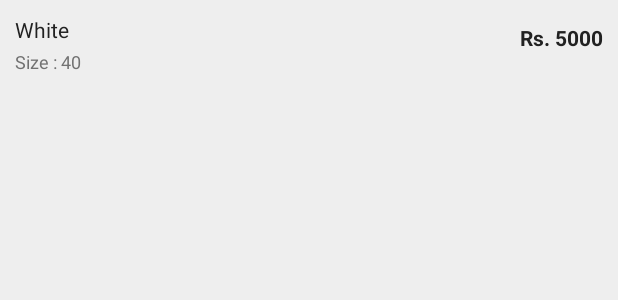
After one commit to johan--/Heady, an Android app: the layout item_product_variant.xml on its own in the app's theme, with its tools: preview values and no code run, on a phone screen of 412 x 824 dp. The commit adds this screen. Shown: the top 300 px of the screen. Run offline under Robolectric (Android 15) with nearby library versions, the phone set to English and light mode, and no system bars.

Commit message:
variant spinner

```diff
--- a/app/src/main/java/com/heady/activity/MainActivity.java
+++ b/app/src/main/java/com/heady/activity/MainActivity.java
@@ -74,7 +74,7 @@ public class MainActivity extends BaseListActivity<ProductsAdapter> implements C
 
     @Override
     public ProductsAdapter getAdapterInstance() {
-        mRecyclerView.setLayoutManager(new GridLayoutManager(this, 2));
+//        mRecyclerView.setLayoutManager(new GridLayoutManager(this, 2));
         return new ProductsAdapter(mProductList);
     }
 
--- a/app/src/main/java/com/heady/util/realm/DbType.java
+++ b/app/src/main/java/com/heady/util/realm/DbType.java
@@ -7,6 +7,7 @@ import java.lang.annotation.RetentionPolicy;
 
 import static com.heady.util.realm.DbType.Heady.CATEGORIES;
 import static com.heady.util.realm.DbType.Heady.RANKING;
+
 
 /**
  * Created by Yogi.
--- /dev/null
+++ b/app/src/main/res/layout/item_product_variant.xml
@@ -0,0 +1,49 @@
+<?xml version="1.0" encoding="utf-8"?>
+<android.support.constraint.ConstraintLayout xmlns:android="http://schemas.android.com/apk/res/android"
+    xmlns:app="http://schemas.android.com/apk/res-auto"
+    xmlns:tools="http://schemas.android.com/tools"
+    android:layout_width="match_parent"
+    android:layout_height="wrap_content"
+    android:padding="@dimen/padding_normal">
+
+    <android.support.v7.widget.AppCompatTextView
+        android:id="@+id/colorTextView"
+        android:layout_width="wrap_content"
+        android:layout_height="wrap_content"
+        android:layout_marginTop="@dimen/margin_small"
+        android:textColor="@color/primary_text"
+        android:textSize="@dimen/text_size_normal"
+        app:layout_constraintStart_toStartOf="parent"
+        tools:text="White" />
+
+    <Space
+        android:layout_width="0dp"
+        android:layout_height="0dp"
+        app:layout_constraintEnd_toStartOf="@+id/priceTextView"
+        app:layout_constraintStart_toEndOf="@+id/colorTextView" />
+
+    <android.support.v7.widget.AppCompatTextView
+        android:id="@+id/sizeView"
+        android:layout_width="wrap_content"
+        android:layout_height="wrap_content"
+        android:layout_marginTop="@dimen/margin_very_small"
+        android:textColor="@color/secondary_text"
+        android:textSize="@dimen/text_size_small"
+        app:layout_constraintBottom_toBottomOf="parent"
+        app:layout_constraintStart_toStartOf="parent"
+        app:layout_constraintTop_toBottomOf="@+id/colorTextView"
+        tools:text="Size : 40" />
+
+    <android.support.v7.widget.AppCompatTextView
+        android:id="@+id/priceTextView"
+        android:layout_width="wrap_content"
+        android:layout_height="wrap_content"
+        android:layout_marginTop="@dimen/margin_small"
+        android:textColor="@color/primary_text"
+        android:textSize="@dimen/text_size_normal"
+        android:textStyle="bold"
+        app:layout_constraintEnd_toEndOf="parent"
+        app:layout_constraintTop_toTopOf="@+id/colorTextView"
+        tools:text="Rs. 5000" />
+
+</android.support.constraint.ConstraintLayout>
--- a/app/src/main/res/values/strings.xml
+++ b/app/src/main/res/values/strings.xml
@@ -8,4 +8,5 @@
     <string name="something_went_wrong">Whoa! Something bad happened. No fear. Just try again. :)</string>
     <string name="filter">Filter</string>
     <string name="sort">Sort</string>
+    <string name="select_size">Select Size &amp; Color</string>
 </resources>
--- a/network/src/main/java/com/network/api/HeadyApi.java
+++ b/network/src/main/java/com/network/api/HeadyApi.java
@@ -26,7 +26,7 @@ public class HeadyApi {
         call.enqueue(new RetrofitCallbackListener<HeadyModel>() {
             @Override
             public void success(HeadyModel response) {
-                if (response == null || response.categories == null) {
+                if (response == null ) {
                     RetrofitException retrofitException = RetrofitException.nullResponse();
                     mListener.onFailure(-1, retrofitException.getMessage(), retrofitException, requestMode);
                     return;
```
Also changed, not shown: app/src/main/java/com/heady/adapter/ProductVariantsAdapter.java (added, +71 -0 lines), app/src/main/java/com/heady/adapter/ProductsAdapter.java (+11 -3 lines), app/src/main/java/com/heady/util/realm/CategoryManager.java (+0 -25 lines), app/src/main/java/com/heady/util/realm/DbTransaction.java (+0 -8 lines), app/src/main/java/com/heady/util/realm/HeadyManager.java (added, +94 -0 lines), app/src/main/java/com/heady/util/realm/RankingManager.java (+0 -25 lines), app/src/main/res/layout/item_product.xml (+21 -7 lines), network/src/main/java/com/network/model/HeadyModel.java (+3 -4 lines).
